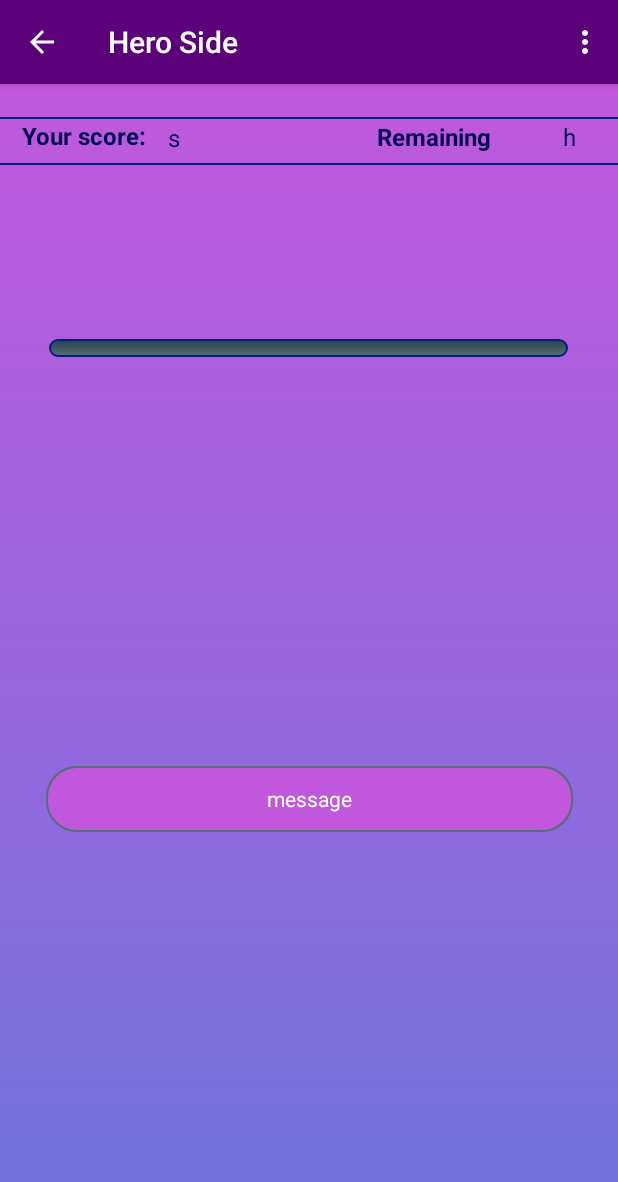
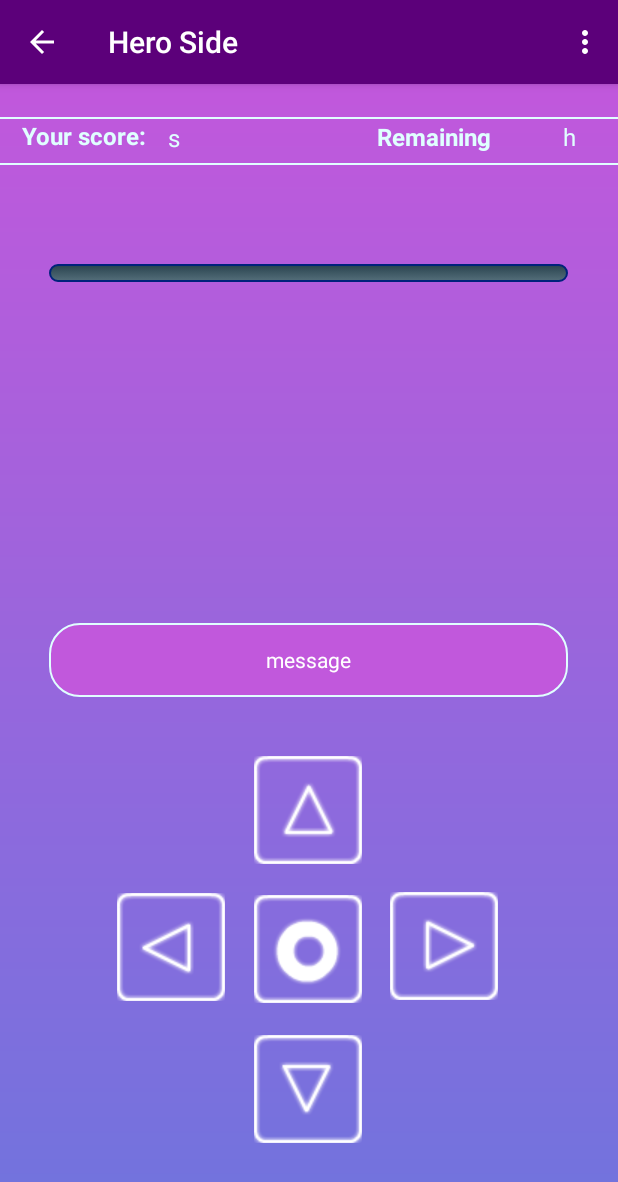
Before and after one commit to ivochan/WumpusWorldGame, an Android app: the HeroSide screen opened directly, with no data from a screen before it, on a phone screen of 412 x 824 dp. Shown: the top 1182 px of the screen. Run offline under Robolectric (Android 15) with nearby library versions, the phone set to English and light mode, and no system bars; libraries missing offline, so code that uses them is left out: game.structure.map; 5 statements that could not run were skipped.

Commit message:
pulsanti di controllo di gioco in HeroSide

```diff
--- a/app/src/main/res/drawable-anydpi/ic_action_map.xml
+++ /dev/null
@@ -1,16 +0,0 @@
-<vector xmlns:android="http://schemas.android.com/apk/res/android"
-    android:width="24dp"
-    android:height="24dp"
-    android:viewportWidth="24"
-    android:viewportHeight="24"
-    android:tint="#FFFFFF"
-    android:alpha="0.8">
-  <group android:scaleX="0.8333333"
-      android:scaleY="0.8333333"
-      android:translateX="2"
-      android:translateY="2">
-    <path
-        android:fillColor="@android:color/white"
-        android:pathData="M12,2C6.48,2 2,6.48 2,12s4.48,10 10,10 10,-4.48 10,-10S17.52,2 12,2zM13,17h-2v-6h2v6zM13,9h-2L11,7h2v2z"/>
-  </group>
-</vector>
--- a/app/src/main/res/drawable/game_message_box.xml
+++ b/app/src/main/res/drawable/game_message_box.xml
@@ -10,7 +10,7 @@
     <!-- View border color and width -->
     <stroke
         android:width="1dp"
-        android:color="@color/blue_grey" >
+        android:color="@color/sugar_paper" >
     </stroke>
 
     <!-- The radius makes the corners rounded -->
--- a/app/src/main/res/layout/activity_hero_side.xml
+++ b/app/src/main/res/layout/activity_hero_side.xml
@@ -11,7 +11,7 @@
         android:id="@+id/divider1"
         android:layout_width="match_parent"
         android:layout_height="1dp"
-        android:background="@color/dark_indigo_600"
+        android:background="@color/sugar_paper"
         app:layout_constraintBottom_toBottomOf="parent"
         app:layout_constraintEnd_toEndOf="parent"
         app:layout_constraintHorizontal_bias="0.0"
@@ -23,7 +23,7 @@
         android:id="@+id/divider2"
         android:layout_width="match_parent"
         android:layout_height="1dp"
-        android:background="@color/dark_indigo_600"
+        android:background="@color/sugar_paper"
         app:layout_constraintBottom_toBottomOf="parent"
         app:layout_constraintEnd_toEndOf="parent"
         app:layout_constraintHorizontal_bias="0.0"
@@ -33,17 +33,17 @@
 
     <TextView
         android:id="@+id/textView"
-        android:layout_width="351dp"
-        android:layout_height="44dp"
+        android:layout_width="346dp"
+        android:layout_height="49dp"
         android:background="@drawable/game_message_box"
         android:gravity="center"
         android:text="@string/game_message"
         android:textColor="@color/white"
         app:layout_constraintBottom_toBottomOf="parent"
         app:layout_constraintEnd_toEndOf="parent"
+        app:layout_constraintHorizontal_bias="0.492"
         app:layout_constraintStart_toStartOf="parent"
-        app:layout_constraintTop_toTopOf="parent"
-        app:layout_constraintVertical_bias="0.628" />
+        app:layout_constraintTop_toTopOf="parent" />
 
     <GridView
         android:id="@+id/grid_view"
@@ -63,7 +63,7 @@
         app:layout_constraintHorizontal_bias="0.492"
         app:layout_constraintStart_toStartOf="parent"
         app:layout_constraintTop_toTopOf="parent"
-        app:layout_constraintVertical_bias="0.225">
+        app:layout_constraintVertical_bias="0.159">
 
     </GridView>
 
@@ -72,7 +72,7 @@
         android:layout_width="84dp"
         android:layout_height="23dp"
         android:text="@string/score"
-        android:textColor="@color/dark_indigo_900"
+        android:textColor="@color/sugar_paper"
         android:textSize="16sp"
         android:textStyle="bold"
         app:layout_constraintBottom_toBottomOf="parent"
@@ -88,7 +88,7 @@
         android:layout_height="23dp"
         android:gravity="center"
         android:text="@string/score_value"
-        android:textColor="@color/dark_indigo_900"
+        android:textColor="@color/sugar_paper"
         android:textSize="16sp"
         app:layout_constraintBottom_toBottomOf="parent"
         app:layout_constraintEnd_toEndOf="parent"
@@ -102,7 +102,7 @@
         android:layout_width="111dp"
         android:layout_height="23dp"
         android:text="@string/shot"
-        android:textColor="@color/dark_indigo_900"
+        android:textColor="@color/sugar_paper"
         android:textSize="16sp"
         android:textStyle="bold"
         app:layout_constraintBottom_toBottomOf="parent"
@@ -117,7 +117,7 @@
         android:layout_width="33dp"
         android:layout_height="23dp"
         android:text="@string/shots_value"
-        android:textColor="@color/dark_indigo_900"
+        android:textColor="@color/sugar_paper"
         android:textSize="16sp"
         android:gravity="center"
         app:layout_constraintBottom_toBottomOf="parent"
@@ -127,4 +127,69 @@
         app:layout_constraintTop_toTopOf="parent"
         app:layout_constraintVertical_bias="0.031" />
 
+    <ImageButton
+        android:id="@+id/imageButtonHIT"
+        android:layout_width="72dp"
+        android:layout_height="72dp"
+        android:background="@android:color/transparent"
+        app:layout_constraintBottom_toBottomOf="parent"
+        app:layout_constraintEnd_toEndOf="parent"
+        app:layout_constraintHorizontal_bias="0.498"
+        app:layout_constraintStart_toStartOf="parent"
+        app:layout_constraintTop_toTopOf="parent"
+        app:layout_constraintVertical_bias="0.777"
+        app:srcCompat="@drawable/hit_button" />
+
+    <ImageButton
+        android:id="@+id/imageButtonDOWN"
+        android:layout_width="72dp"
+        android:layout_height="72dp"
+        android:background="@android:color/transparent"
+        app:layout_constraintBottom_toBottomOf="parent"
+        app:layout_constraintEnd_toEndOf="parent"
+        app:layout_constraintHorizontal_bias="0.498"
+        app:layout_constraintStart_toStartOf="parent"
+        app:layout_constraintTop_toTopOf="parent"
+        app:layout_constraintVertical_bias="0.911"
+        app:srcCompat="@drawable/down_button" />
+
+    <ImageButton
+        android:id="@+id/imageButtonRIGHT"
+        android:layout_width="72dp"
+        android:layout_height="72dp"
+        android:background="@android:color/transparent"
+        app:layout_constraintBottom_toBottomOf="parent"
+        app:layout_constraintEnd_toEndOf="parent"
+        app:layout_constraintHorizontal_bias="0.764"
+        app:layout_constraintStart_toStartOf="parent"
+        app:layout_constraintTop_toTopOf="parent"
+        app:layout_constraintVertical_bias="0.774"
+        app:srcCompat="@drawable/right_button" />
+
+    <ImageButton
+        android:id="@+id/imageButtonUP"
+        android:layout_width="72dp"
+        android:layout_height="72dp"
+        android:background="@android:color/transparent"
+        app:layout_constraintBottom_toBottomOf="parent"
+        app:layout_constraintEnd_toEndOf="parent"
+        app:layout_constraintHorizontal_bias="0.498"
+        app:layout_constraintStart_toStartOf="parent"
+        app:layout_constraintTop_toTopOf="parent"
+        app:layout_constraintVertical_bias="0.644"
+        app:srcCompat="@drawable/up_button" />
+
+    <ImageButton
+        android:id="@+id/imageButtonLEFT"
+        android:layout_width="72dp"
+        android:layout_height="72dp"
+        android:background="@android:color/transparent"
+        app:layout_constraintBottom_toBottomOf="parent"
+        app:layout_constraintEnd_toEndOf="parent"
+        app:layout_constraintHorizontal_bias="0.23"
+        app:layout_constraintStart_toStartOf="parent"
+        app:layout_constraintTop_toTopOf="parent"
+        app:layout_constraintVertical_bias="0.775"
+        app:srcCompat="@drawable/left_button" />
+
 </androidx.constraintlayout.widget.ConstraintLayout>
--- a/app/src/main/res/menu/main_menu.xml
+++ b/app/src/main/res/menu/main_menu.xml
@@ -16,4 +16,7 @@
     <item
         android:id="@+id/Menu5"
         android:title="@string/menu5"/>
+    <item
+        android:id="@+id/Menu6"
+        android:title="@string/menu6"/>
 </menu>
--- a/app/src/main/res/values/strings.xml
+++ b/app/src/main/res/values/strings.xml
@@ -42,8 +42,9 @@
     <string name="menu1">New Game</string>
     <string name="menu2">Solve</string>
     <string name="menu3">Information</string>
-    <string name="menu4">Score</string>
-    <string name="menu5">Settings</string>
+    <string name="menu4">Tutorial</string>
+    <string name="menu5">Score</string>
+    <string name="menu6">Settings</string>
     <!-- others -->
     <string name="score">Your score: </string>
     <string name="shot">Remaining shots: </string>
```
Also changed, not shown: app/src/main/res/drawable-hdpi/ic_action_map.png (deleted), app/src/main/res/drawable-mdpi/ic_action_map.png (deleted), app/src/main/res/drawable-xhdpi/ic_action_map.png (deleted), app/src/main/res/drawable-xxhdpi/ic_action_map.png (deleted), app/src/main/res/drawable/candle.png (deleted), app/src/main/res/drawable/down_button.png (added), app/src/main/res/drawable/hit_button.png (added), app/src/main/res/drawable/left_button.png (added), app/src/main/res/drawable/right_button.png (added), app/src/main/res/drawable/up_button.png (added), 1 other file.
